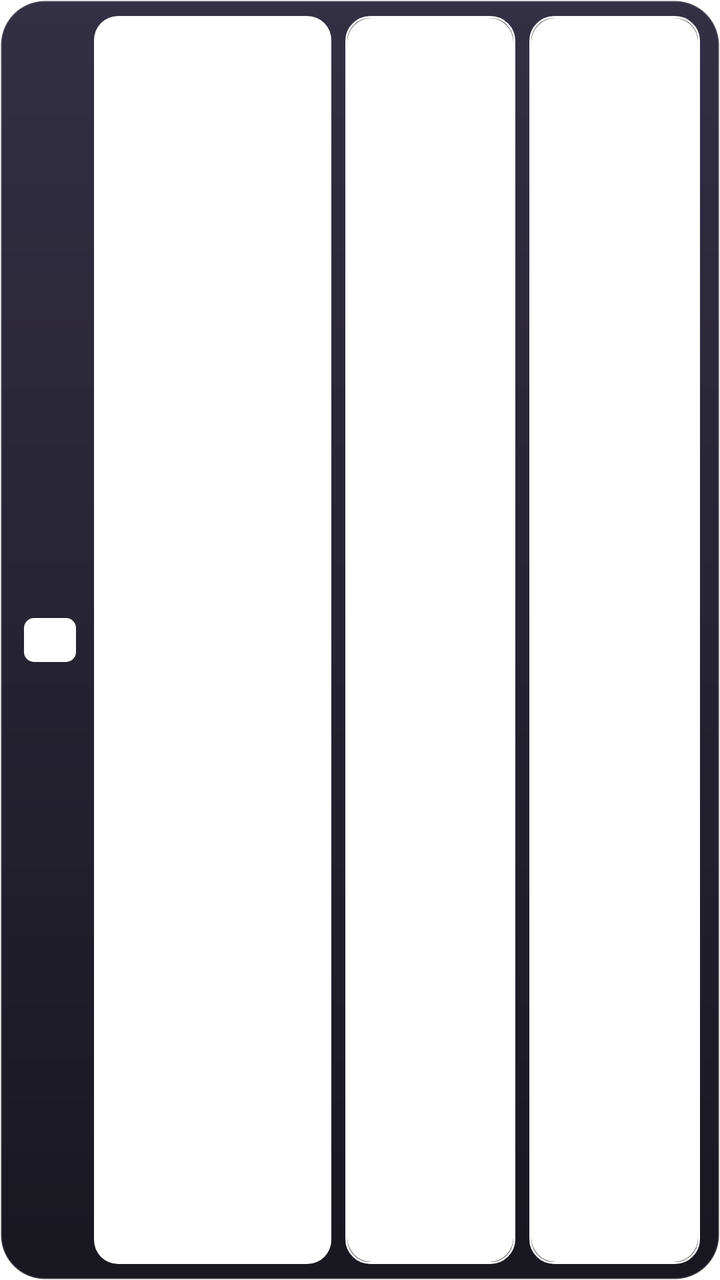
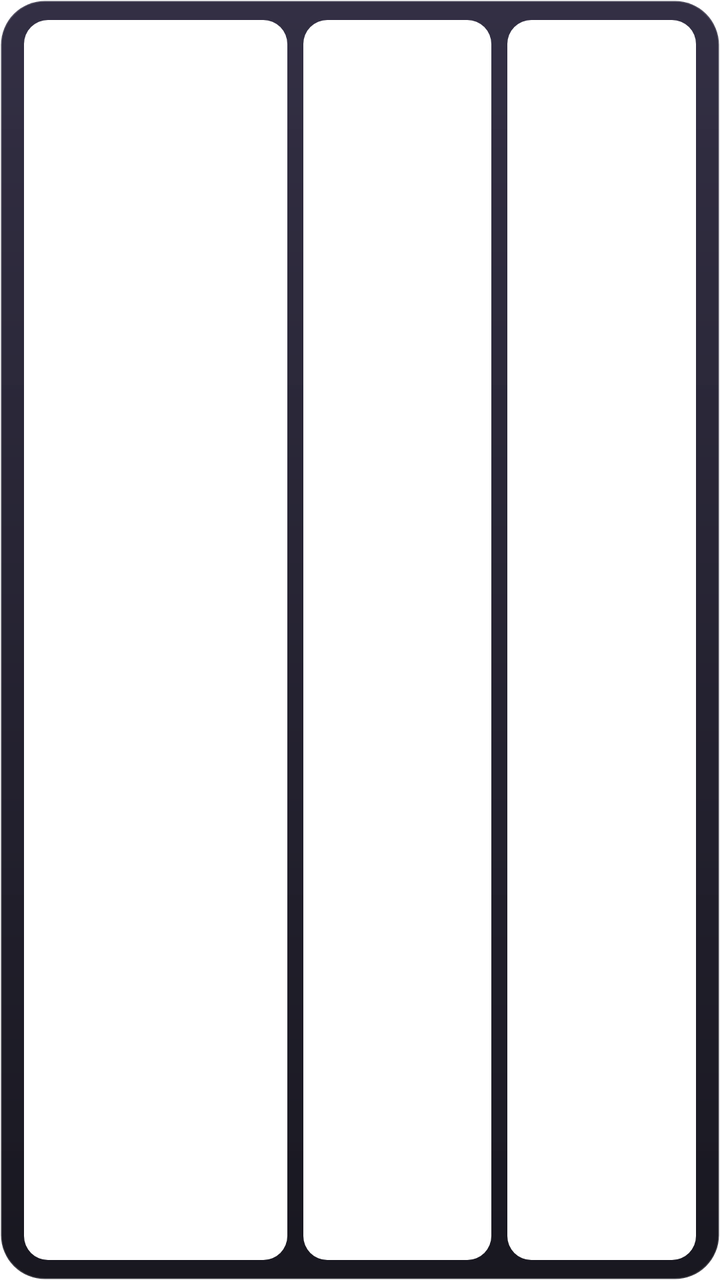

Before-and-after screenshots of an Android layout around one commit, followed by the original layout XML and the change that was made.
<!-- AndroidManifest.xml: fallback theme Theme.MaterialComponents.DayNight.NoActionBar -->
<!-- res/layout/q11_widget_quick_row.xml -->
<?xml version="1.0" encoding="utf-8"?>
<FrameLayout xmlns:android="http://schemas.android.com/apk/res/android"
    android:id="@+id/q11_root"
    android:layout_width="match_parent"
    android:layout_height="match_parent">

    <LinearLayout
        android:id="@+id/q11_card"
        android:layout_width="match_parent"
        android:layout_height="match_parent"
        android:background="@drawable/q11_bg_glass"
        android:gravity="center_vertical"
        android:orientation="horizontal"
        android:paddingStart="12dp"
        android:paddingTop="8dp"
        android:paddingEnd="10dp"
        android:paddingBottom="8dp">

        <TextView
            android:id="@+id/q11_logo"
            android:layout_width="26dp"
            android:layout_height="22dp"
            android:layout_marginEnd="9dp"
            android:background="@drawable/q11_round_white"
            android:gravity="center"
            android:includeFontPadding="false"
            android:text="@string/q11_widget_title"
            android:textColor="#FFFFFFFF"
            android:textSize="10sp"
            android:textStyle="bold" />

        <FrameLayout
            android:id="@+id/q11_qw_add_o"
            android:layout_width="0dp"
            android:layout_height="match_parent"
            android:layout_marginEnd="7dp"
            android:layout_weight="1.4">

            <LinearLayout
                android:id="@+id/q11_qw_add_i"
                android:layout_width="match_parent"
                android:layout_height="match_parent"
                android:background="@drawable/q11_f_r12"
                android:gravity="center"
                android:orientation="horizontal">

                <ImageView
                    android:id="@+id/q11_qw_add_icon"
                    android:layout_width="16dp"
                    android:layout_height="16dp"
                    android:importantForAccessibility="no"
                    android:src="@drawable/q11_ic_plus" />

                <TextView
                    android:id="@+id/q11_qw_add_text"
                    android:layout_width="wrap_content"
                    android:layout_height="wrap_content"
                    android:layout_marginStart="5dp"
                    android:includeFontPadding="false"
                    android:maxLines="1"
                    android:text="@string/q11_widget_add_short"
                    android:textColor="#FFFFFFFF"
                    android:textSize="16sp"
                    android:textStyle="bold" />
            </LinearLayout>
        </FrameLayout>

        <FrameLayout
            android:id="@+id/q11_qw_mic_o"
            android:layout_width="0dp"
            android:layout_height="match_parent"
            android:layout_marginEnd="7dp"
            android:layout_weight="1"
            android:background="@drawable/q11_l_r12"
            android:padding="1dp">

            <LinearLayout
                android:id="@+id/q11_qw_mic_i"
                android:layout_width="match_parent"
                android:layout_height="match_parent"
                android:background="@drawable/q11_f_r12"
                android:gravity="center"
                android:orientation="horizontal">

                <ImageView
                    android:id="@+id/q11_qw_mic_icon"
                    android:layout_width="17dp"
                    android:layout_height="17dp"
                    android:importantForAccessibility="no"
                    android:src="@drawable/q11_ic_mic" />

                <TextView
                    android:id="@+id/q11_qw_mic_text"
                    android:layout_width="wrap_content"
                    android:layout_height="wrap_content"
                    android:layout_marginStart="4dp"
                    android:includeFontPadding="false"
                    android:maxLines="1"
                    android:text="@string/q11_quick_voice"
                    android:textColor="#FFFFFFFF"
                    android:textSize="14sp"
                    android:textStyle="bold" />
            </LinearLayout>
        </FrameLayout>

        <FrameLayout
            android:id="@+id/q11_qw_cam_o"
            android:layout_width="0dp"
            android:layout_height="match_parent"
            android:layout_weight="1"
            android:background="@drawable/q11_l_r12"
            android:padding="1dp">

            <LinearLayout
                android:id="@+id/q11_qw_cam_i"
                android:layout_width="match_parent"
                android:layout_height="match_parent"
                android:background="@drawable/q11_f_r12"
                android:gravity="center"
                android:orientation="horizontal">

                <ImageView
                    android:id="@+id/q11_qw_cam_icon"
                    android:layout_width="17dp"
                    android:layout_height="17dp"
                    android:importantForAccessibility="no"
                    android:src="@drawable/q11_ic_camera" />

                <TextView
                    android:id="@+id/q11_qw_cam_text"
                    android:layout_width="wrap_content"
                    android:layout_height="wrap_content"
                    android:layout_marginStart="4dp"
                    android:includeFontPadding="false"
                    android:maxLines="1"
                    android:text="@string/q11_quick_photo"
                    android:textColor="#FFFFFFFF"
                    android:textSize="14sp"
                    android:textStyle="bold" />
            </LinearLayout>
        </FrameLayout>
    </LinearLayout>
</FrameLayout>
<!-- resources referenced by this layout -->
<resources>
  <!-- drawable q11_bg_glass (drawable) -->
  <?xml version="1.0" encoding="utf-8"?>
  <shape xmlns:android="http://schemas.android.com/apk/res/android" android:shape="rectangle">
      <gradient android:angle="270" android:startColor="#F228243A" android:endColor="#F7111019" android:type="linear" />
      <stroke android:width="1dp" android:color="#29FFFFFF" />
      <corners android:radius="22dp" />
  </shape>
  <!-- drawable q11_f_r12 (drawable) -->
  <?xml version="1.0" encoding="utf-8"?>
  <shape xmlns:android="http://schemas.android.com/apk/res/android" android:shape="rectangle">
      <solid android:color="#FFFFFFFF" />
      <corners android:radius="12dp" />
  </shape>
  <!-- drawable q11_ic_camera (drawable) -->
  <?xml version="1.0" encoding="utf-8"?>
  <vector xmlns:android="http://schemas.android.com/apk/res/android"
      android:width="23dp"
      android:height="23dp"
      android:viewportWidth="24"
      android:viewportHeight="24">
      <path
          android:fillColor="#00000000"
          android:pathData="M23,19a2,2 0,0 1,-2 2H3a2,2 0,0 1,-2 -2V8a2,2 0,0 1,2 -2h4l2,-3h6l2,3h4a2,2 0,0 1,2 2z"
          android:strokeWidth="2.1"
          android:strokeColor="#FFFFFFFF"
          android:strokeLineCap="round"
          android:strokeLineJoin="round" />
      <path
          android:fillColor="#00000000"
          android:pathData="M12,13m-4,0a4,4 0,1 1,8 0a4,4 0,1 1,-8 0"
          android:strokeWidth="2.1"
          android:strokeColor="#FFFFFFFF" />
  </vector>
  <!-- drawable q11_ic_mic (drawable) -->
  <?xml version="1.0" encoding="utf-8"?>
  <vector xmlns:android="http://schemas.android.com/apk/res/android"
      android:width="22dp"
      android:height="22dp"
      android:viewportWidth="24"
      android:viewportHeight="24">
      <path
          android:fillColor="#00000000"
          android:pathData="M9,5a3,3 0,0 1,6 0v6a3,3 0,0 1,-6 0z"
          android:strokeWidth="2.2"
          android:strokeColor="#FFFFFFFF"
          android:strokeLineCap="round"
          android:strokeLineJoin="round" />
      <path
          android:fillColor="#00000000"
          android:pathData="M5,10a7,7 0,0 0,14 0M12,17v5"
          android:strokeWidth="2.2"
          android:strokeColor="#FFFFFFFF"
          android:strokeLineCap="round"
          android:strokeLineJoin="round" />
  </vector>
  <!-- drawable q11_ic_plus (drawable) -->
  <?xml version="1.0" encoding="utf-8"?>
  <vector xmlns:android="http://schemas.android.com/apk/res/android"
      android:width="14dp" android:height="14dp" android:viewportWidth="24" android:viewportHeight="24">
      <path android:fillColor="#00000000" android:strokeColor="#FFFFFFFF" android:strokeWidth="2.6"
          android:strokeLineCap="round" android:pathData="M12,4.5L12,19.5M4.5,12L19.5,12" />
  </vector>
  <!-- drawable q11_l_r12 (drawable) -->
  <?xml version="1.0" encoding="utf-8"?>
  <shape xmlns:android="http://schemas.android.com/apk/res/android" android:shape="rectangle">
      <solid android:color="#00000000" />
      <stroke android:width="1dp" android:color="#FFFFFFFF" />
      <corners android:radius="12dp" />
  </shape>
  <!-- drawable q11_round_white (drawable) -->
  <?xml version="1.0" encoding="utf-8"?>
  <shape xmlns:android="http://schemas.android.com/apk/res/android" android:shape="rectangle">
      <solid android:color="#FFFFFFFF" />
      <corners android:radius="5dp" />
  </shape>
  <string name="q11_quick_photo">Photo</string>
  <string name="q11_quick_voice">Speak</string>
  <string name="q11_widget_add_short">Add</string>
  <string name="q11_widget_title" translatable="false">11Q</string>
</resources>

<!-- the commit's change to res/layout/q11_widget_quick_row.xml (unified diff, before → after) -->
@@ -12,28 +12,15 @@
         android:gravity="center_vertical"
         android:orientation="horizontal"
         android:paddingStart="12dp"
-        android:paddingTop="8dp"
-        android:paddingEnd="10dp"
-        android:paddingBottom="8dp">
-
-        <TextView
-            android:id="@+id/q11_logo"
-            android:layout_width="26dp"
-            android:layout_height="22dp"
-            android:layout_marginEnd="9dp"
-            android:background="@drawable/q11_round_white"
-            android:gravity="center"
-            android:includeFontPadding="false"
-            android:text="@string/q11_widget_title"
-            android:textColor="#FFFFFFFF"
-            android:textSize="10sp"
-            android:textStyle="bold" />
+        android:paddingTop="10dp"
+        android:paddingEnd="12dp"
+        android:paddingBottom="10dp">
 
         <FrameLayout
             android:id="@+id/q11_qw_add_o"
             android:layout_width="0dp"
             android:layout_height="match_parent"
-            android:layout_marginEnd="7dp"
+            android:layout_marginEnd="8dp"
             android:layout_weight="1.4">
 
             <LinearLayout
@@ -58,10 +45,10 @@
                     android:layout_marginStart="5dp"
                     android:includeFontPadding="false"
                     android:maxLines="1"
+                    android:fontFamily="sans-serif-medium"
                     android:text="@string/q11_widget_add_short"
                     android:textColor="#FFFFFFFF"
-                    android:textSize="16sp"
-                    android:textStyle="bold" />
+                    android:textSize="16sp" />
             </LinearLayout>
         </FrameLayout>
 
@@ -69,10 +56,8 @@
             android:id="@+id/q11_qw_mic_o"
             android:layout_width="0dp"
             android:layout_height="match_parent"
-            android:layout_marginEnd="7dp"
-            android:layout_weight="1"
-            android:background="@drawable/q11_l_r12"
-            android:padding="1dp">
+            android:layout_marginEnd="8dp"
+            android:layout_weight="1">
 
             <LinearLayout
                 android:id="@+id/q11_qw_mic_i"
@@ -93,13 +78,13 @@
                     android:id="@+id/q11_qw_mic_text"
                     android:layout_width="wrap_content"
                     android:layout_height="wrap_content"
-                    android:layout_marginStart="4dp"
+                    android:layout_marginStart="5dp"
                     android:includeFontPadding="false"
                     android:maxLines="1"
+                    android:fontFamily="sans-serif-medium"
                     android:text="@string/q11_quick_voice"
                     android:textColor="#FFFFFFFF"
-                    android:textSize="14sp"
-                    android:textStyle="bold" />
+                    android:textSize="14sp" />
             </LinearLayout>
         </FrameLayout>
 
@@ -107,9 +92,7 @@
             android:id="@+id/q11_qw_cam_o"
             android:layout_width="0dp"
             android:layout_height="match_parent"
-            android:layout_weight="1"
-            android:background="@drawable/q11_l_r12"
-            android:padding="1dp">
+            android:layout_weight="1">
 
             <LinearLayout
                 android:id="@+id/q11_qw_cam_i"
@@ -130,13 +113,13 @@
                     android:id="@+id/q11_qw_cam_text"
                     android:layout_width="wrap_content"
                     android:layout_height="wrap_content"
-                    android:layout_marginStart="4dp"
+                    android:layout_marginStart="5dp"
                     android:includeFontPadding="false"
                     android:maxLines="1"
+                    android:fontFamily="sans-serif-medium"
                     android:text="@string/q11_quick_photo"
                     android:textColor="#FFFFFFFF"
-                    android:textSize="14sp"
-                    android:textStyle="bold" />
+                    android:textSize="14sp" />
             </LinearLayout>
         </FrameLayout>
     </LinearLayout>
<!-- resource entries referenced after the edit -->
@@ -62,22 +62,8 @@
       <path android:fillColor="#00000000" android:strokeColor="#FFFFFFFF" android:strokeWidth="2.6"
           android:strokeLineCap="round" android:pathData="M12,4.5L12,19.5M4.5,12L19.5,12" />
   </vector>
-  <!-- drawable q11_l_r12 (drawable) -->
-  <?xml version="1.0" encoding="utf-8"?>
-  <shape xmlns:android="http://schemas.android.com/apk/res/android" android:shape="rectangle">
-      <solid android:color="#00000000" />
-      <stroke android:width="1dp" android:color="#FFFFFFFF" />
-      <corners android:radius="12dp" />
-  </shape>
-  <!-- drawable q11_round_white (drawable) -->
-  <?xml version="1.0" encoding="utf-8"?>
-  <shape xmlns:android="http://schemas.android.com/apk/res/android" android:shape="rectangle">
-      <solid android:color="#FFFFFFFF" />
-      <corners android:radius="5dp" />
-  </shape>
   <string name="q11_quick_photo">Photo</string>
-  <string name="q11_quick_voice">Speak</string>
+  <string name="q11_quick_voice">Voice</string>
   <string name="q11_widget_add_short">Add</string>
-  <string name="q11_widget_title" translatable="false">11Q</string>
 </resources>
 
